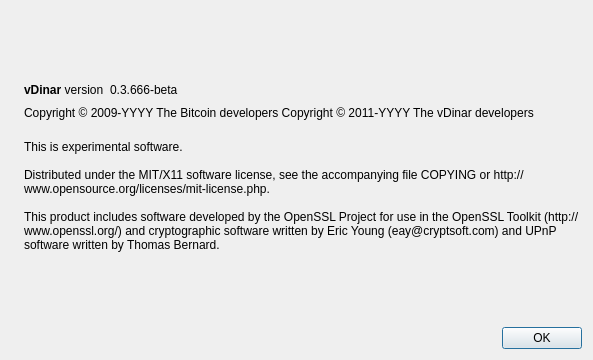
Before: the Qt Designer form src/qt/forms/aboutdialog.ui in AndreaDejanGrande/vDinar, drawn with Qt 5.
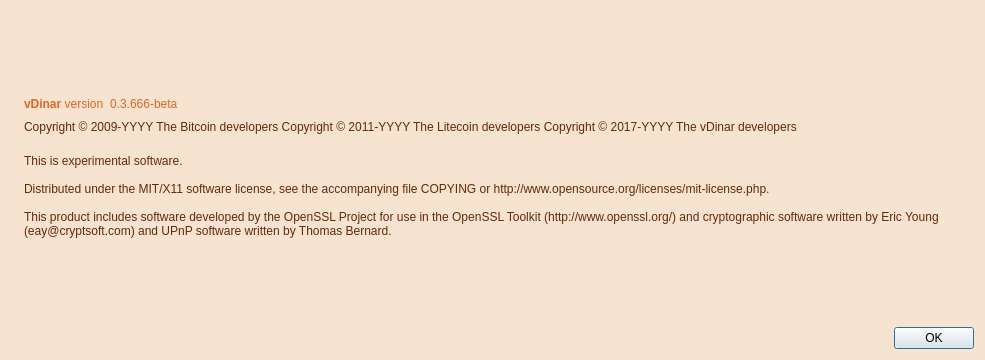
After: the same form once the commit is applied. Icons and pictures are not drawn.

```diff
--- a/src/qt/forms/aboutdialog.ui
+++ b/src/qt/forms/aboutdialog.ui
@@ -6,10 +6,74 @@
    <rect>
     <x>0</x>
     <y>0</y>
-    <width>593</width>
+    <width>985</width>
     <height>360</height>
    </rect>
   </property>
+  <property name="palette">
+   <palette>
+    <active>
+     <colorrole role="Base">
+      <brush brushstyle="SolidPattern">
+       <color alpha="255">
+        <red>255</red>
+        <green>255</green>
+        <blue>255</blue>
+       </color>
+      </brush>
+     </colorrole>
+     <colorrole role="Window">
+      <brush brushstyle="SolidPattern">
+       <color alpha="255">
+        <red>246</red>
+        <green>227</green>
+        <blue>208</blue>
+       </color>
+      </brush>
+     </colorrole>
+    </active>
+    <inactive>
+     <colorrole role="Base">
+      <brush brushstyle="SolidPattern">
+       <color alpha="255">
+        <red>255</red>
+        <green>255</green>
+        <blue>255</blue>
+       </color>
+      </brush>
+     </colorrole>
+     <colorrole role="Window">
+      <brush brushstyle="SolidPattern">
+       <color alpha="255">
+        <red>246</red>
+        <green>227</green>
+        <blue>208</blue>
+       </color>
+      </brush>
+     </colorrole>
+    </inactive>
+    <disabled>
+     <colorrole role="Base">
+      <brush brushstyle="SolidPattern">
+       <color alpha="255">
+        <red>246</red>
+        <green>227</green>
+        <blue>208</blue>
+       </color>
+      </brush>
+     </colorrole>
+     <colorrole role="Window">
+      <brush brushstyle="SolidPattern">
+       <color alpha="255">
+        <red>246</red>
+        <green>227</green>
+        <blue>208</blue>
+       </color>
+      </brush>
+     </colorrole>
+    </disabled>
+   </palette>
+  </property>
   <property name="windowTitle">
    <string>About vDinar</string>
   </property>
@@ -49,6 +113,9 @@
          <property name="cursor">
           <cursorShape>IBeamCursor</cursorShape>
          </property>
+         <property name="styleSheet">
+          <string notr="true">color: rgb(230, 102, 32);</string>
+         </property>
          <property name="text">
           <string>&lt;b&gt;vDinar&lt;/b&gt; version</string>
          </property>
@@ -62,6 +129,9 @@
          <property name="cursor">
           <cursorShape>IBeamCursor</cursorShape>
          </property>
+         <property name="styleSheet">
+          <string notr="true">color: rgb(230, 102, 32);</string>
+         </property>
          <property name="text">
           <string notr="true">0.3.666-beta</string>
          </property>
@@ -90,9 +160,13 @@
        <property name="cursor">
         <cursorShape>IBeamCursor</cursorShape>
        </property>
+       <property name="styleSheet">
+        <string notr="true">color: rgb(104, 41, 7);</string>
+       </property>
        <property name="text">
         <string notr="true">Copyright &amp;copy; 2009-YYYY The Bitcoin developers
-Copyright &amp;copy; 2011-YYYY The vDinar developers</string>
+Copyright &amp;copy; 2011-YYYY The Litecoin developers
+Copyright &amp;copy; 2017-YYYY The vDinar developers</string>
        </property>
        <property name="textFormat">
         <enum>Qt::RichText</enum>
@@ -107,6 +181,9 @@
        <property name="cursor">
         <cursorShape>IBeamCursor</cursorShape>
        </property>
+       <property name="styleSheet">
+        <string notr="true">color: rgb(104, 41, 7);</string>
+       </property>
        <property name="text">
         <string>
 This is experimental software.
```
